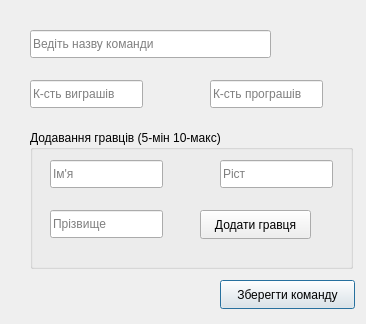
Above: addteamdialog.ui from OstrovskyAndriy/basketball before the change. Below: the same form after it.
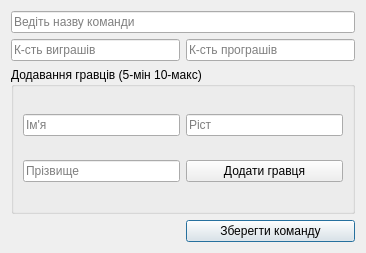
That is the form after the change.

Patch:
```diff
--- a/addteamdialog.ui
+++ b/addteamdialog.ui
@@ -7,129 +7,79 @@
     <x>0</x>
     <y>0</y>
     <width>366</width>
-    <height>324</height>
+    <height>253</height>
    </rect>
   </property>
   <property name="windowTitle">
    <string>Dialog</string>
   </property>
-  <widget class="QPushButton" name="saveButton">
-   <property name="geometry">
-    <rect>
-     <x>220</x>
-     <y>280</y>
-     <width>135</width>
-     <height>29</height>
-    </rect>
-   </property>
-   <property name="text">
-    <string>Зберегти команду</string>
-   </property>
-  </widget>
+  <layout class="QGridLayout" name="gridLayout_2">
+   <item row="0" column="0" colspan="2">
   <widget class="QLineEdit" name="teamName">
-   <property name="geometry">
-    <rect>
-     <x>30</x>
-     <y>30</y>
-     <width>241</width>
-     <height>28</height>
-    </rect>
-   </property>
    <property name="placeholderText">
     <string>Ведіть назву команди</string>
    </property>
   </widget>
+   </item>
+   <item row="1" column="0">
+    <widget class="QLineEdit" name="teamWins">
+     <property name="placeholderText">
+      <string>К-сть виграшів</string>
+     </property>
+    </widget>
+   </item>
+   <item row="1" column="1">
+    <widget class="QLineEdit" name="teamLoses">
+     <property name="placeholderText">
+      <string>К-сть програшів</string>
+     </property>
+    </widget>
+   </item>
+   <item row="3" column="1">
+    <widget class="QPushButton" name="saveButton">
+     <property name="text">
+      <string>Зберегти команду</string>
+     </property>
+    </widget>
+   </item>
+   <item row="2" column="0" colspan="2">
   <widget class="QGroupBox" name="groupBox">
-   <property name="geometry">
-    <rect>
-     <x>30</x>
-     <y>130</y>
-     <width>323</width>
-     <height>139</height>
-    </rect>
-   </property>
    <property name="title">
     <string>Додавання гравців (5-мін 10-макс)</string>
    </property>
-   <widget class="QPushButton" name="addPlayer">
-    <property name="geometry">
-     <rect>
-      <x>170</x>
-      <y>80</y>
-      <width>111</width>
-      <height>29</height>
-     </rect>
-    </property>
-    <property name="text">
-     <string>Додати гравця</string>
-    </property>
-   </widget>
+     <layout class="QGridLayout" name="gridLayout">
+      <item row="0" column="0">
    <widget class="QLineEdit" name="playerName">
-    <property name="geometry">
-     <rect>
-      <x>20</x>
-      <y>30</y>
-      <width>113</width>
-      <height>28</height>
-     </rect>
-    </property>
     <property name="placeholderText">
      <string>Ім'я</string>
     </property>
    </widget>
-   <widget class="QLineEdit" name="playerSurname">
-    <property name="geometry">
-     <rect>
-      <x>20</x>
-      <y>80</y>
-      <width>113</width>
-      <height>28</height>
-     </rect>
-    </property>
-    <property name="placeholderText">
-     <string>Прізвище</string>
-    </property>
-   </widget>
+      </item>
+      <item row="0" column="1">
    <widget class="QLineEdit" name="playerHeight">
-    <property name="geometry">
-     <rect>
-      <x>190</x>
-      <y>30</y>
-      <width>113</width>
-      <height>28</height>
-     </rect>
-    </property>
     <property name="placeholderText">
      <string>Ріст</string>
     </property>
    </widget>
-  </widget>
-  <widget class="QLineEdit" name="teamWins">
-   <property name="geometry">
-    <rect>
-     <x>30</x>
-     <y>80</y>
-     <width>113</width>
-     <height>28</height>
-    </rect>
-   </property>
+      </item>
+      <item row="1" column="0">
+       <widget class="QLineEdit" name="playerSurname">
    <property name="placeholderText">
-    <string>К-сть виграшів</string>
-   </property>
-  </widget>
-  <widget class="QLineEdit" name="teamLoses">
-   <property name="geometry">
-    <rect>
-     <x>210</x>
-     <y>80</y>
-     <width>113</width>
-     <height>28</height>
-    </rect>
-   </property>
-   <property name="placeholderText">
-    <string>К-сть програшів</string>
-   </property>
-  </widget>
+         <string>Прізвище</string>
+        </property>
+       </widget>
+      </item>
+      <item row="1" column="1">
+       <widget class="QPushButton" name="addPlayer">
+        <property name="text">
+         <string>Додати гравця</string>
+        </property>
+       </widget>
+      </item>
+     </layout>
+    </widget>
+   </item>
+  </layout>
  </widget>
  <resources/>
  <connections/>
```
Lines whose indentation alone changed are shown as unchanged.
